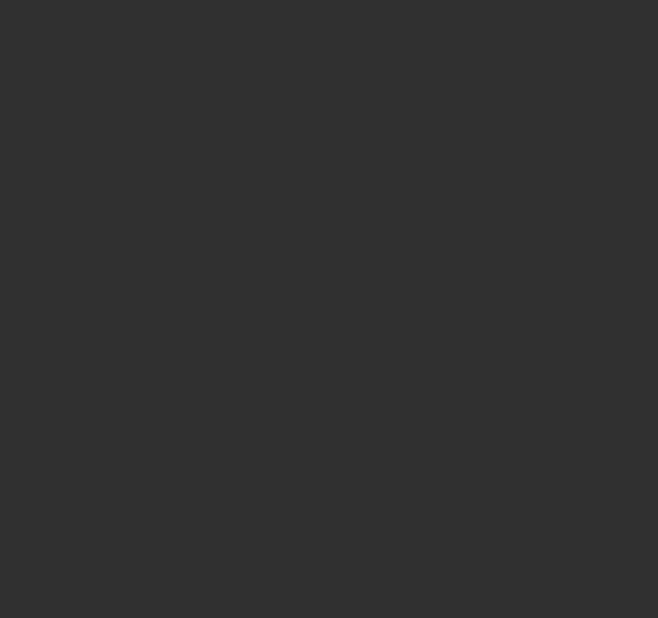
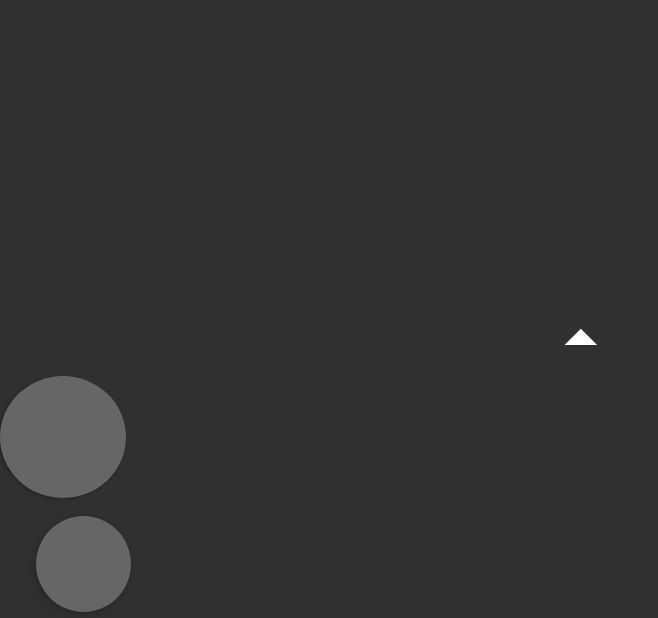
Before and after one commit to AmacsOE/SpaceShooter, an Android app: the screen it shows after launch (MainActivity), on a phone screen of 824 x 412 dp (held sideways). Before the commit the part shown is empty. Shown: the whole screen, without its empty margins (0-658 px from the left). Run offline under Robolectric (Android 15) with nearby library versions, the phone set to English and light mode, and no system bars.

Commit message:
- kezelőszervek elkezdve - az űrhajó tájolása

```diff
--- /dev/null
+++ b/app/src/main/res/drawable/fire_drawable.xml
@@ -0,0 +1,12 @@
+<?xml version="1.0" encoding="utf-8"?>
+<shape
+    xmlns:android="http://schemas.android.com/apk/res/android"
+    android:shape="oval">
+
+    <solid
+        android:color="#666666"/>
+
+    <size
+        android:width="50dp"
+        android:height="50dp"/>
+</shape>
--- /dev/null
+++ b/app/src/main/res/drawable/urhajo_drawable.xml
@@ -0,0 +1,16 @@
+<?xml version="1.0" encoding="utf-8"?>
+<selector xmlns:android="http://schemas.android.com/apk/res/android">
+    <item>
+        <rotate
+            android:fromDegrees="45"
+            android:toDegrees="45"
+            android:pivotX="-40%"
+            android:pivotY="87%">
+
+            <shape
+                android:shape="rectangle" >
+                <stroke android:color="#ffffff" android:width="25dp"/>
+            </shape>
+        </rotate>
+    </item>
+</selector>
--- a/app/src/main/res/layout/activity_main.xml
+++ b/app/src/main/res/layout/activity_main.xml
@@ -8,7 +8,39 @@
     android:orientation="horizontal"
     >
 
+    <Button
+        android:id="@+id/urhajo"
+        android:layout_width="wrap_content"
+        android:layout_height="wrap_content"
+        android:layout_marginBottom="8dp"
+        android:layout_marginEnd="8dp"
+        android:layout_marginStart="8dp"
+        android:layout_marginTop="8dp"
+        android:background="@drawable/urhajo_drawable"
+        android:rotation="0"
+        app:layout_constraintBottom_toBottomOf="parent"
+        app:layout_constraintEnd_toEndOf="parent"
+        app:layout_constraintStart_toStartOf="parent"
+        app:layout_constraintTop_toTopOf="parent" />
 
+    <Button
+        android:id="@+id/A_attack"
+        android:layout_width="84dp"
+        android:layout_height="81dp"
+        android:layout_marginBottom="12dp"
+        android:background="@drawable/fire_drawable"
+        app:layout_constraintBottom_toTopOf="@+id/B_attack"
+        tools:layout_editor_absoluteX="3dp" />
+
+    <Button
+        android:id="@+id/B_attack"
+        android:layout_width="63dp"
+        android:layout_height="64dp"
+        android:layout_marginBottom="4dp"
+        android:layout_marginStart="24dp"
+        android:background="@drawable/fire_drawable"
+        app:layout_constraintBottom_toBottomOf="parent"
+        app:layout_constraintStart_toStartOf="parent" />
 
 
 </android.support.constraint.ConstraintLayout>
```
Also changed, not shown: app/src/main/AndroidManifest.xml (line endings or trailing spaces).
